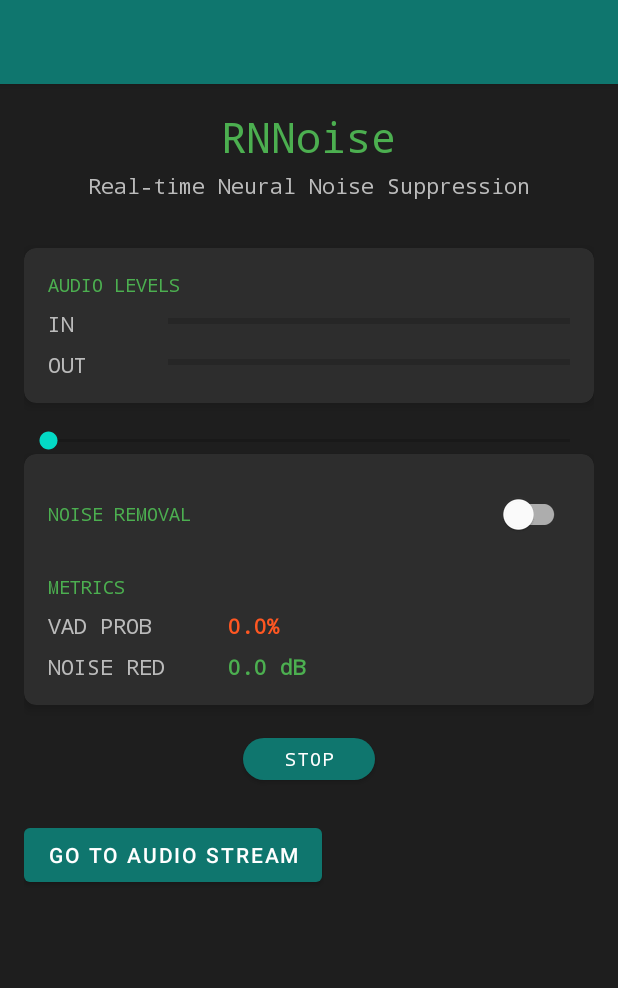
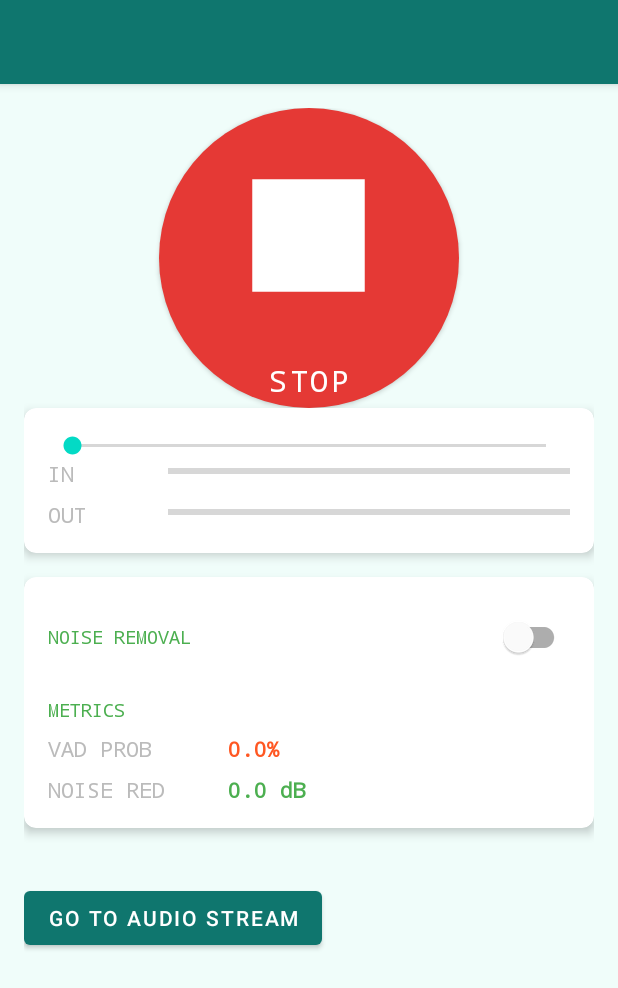
Before and after one commit to adeepabandara/Audion, an Android app: the HomeActivity screen opened directly, with no data from a screen before it, after a tap on "START", on a phone screen of 412 x 824 dp. Shown: the top 988 px of the screen. Run offline under Robolectric (Android 15) with nearby library versions, the phone set to English and light mode, and no system bars; 4 statements that could not run were skipped.

Commit message:
play/stop button UI

```diff
--- a/app/src/main/java/com/example/audion/HomeActivity.java
+++ b/app/src/main/java/com/example/audion/HomeActivity.java
@@ -24,6 +24,8 @@
 import android.content.Intent;
 
 import com.google.android.material.switchmaterial.SwitchMaterial;
+import com.google.android.material.button.MaterialButton;
+
 
 public class HomeActivity extends AppCompatActivity {
     private static final String TAG = "HomeActivity";
@@ -78,6 +80,7 @@
     });
 
         // Initialize UI elements
+
         toggleButton = findViewById(R.id.toggleButton);
         noiseRemovalSwitch = findViewById(R.id.noiseRemovalSwitch);
         inputLevelMeter = findViewById(R.id.inputLevelMeter);
@@ -113,7 +116,28 @@
         inputLevelMeter.setMax(Short.MAX_VALUE);
         outputLevelMeter.setMax(Short.MAX_VALUE);
 
-        toggleButton.setOnClickListener(v -> toggleProcessing());
+        toggleButton.setOnClickListener(v -> {
+            MaterialButton materialButton = (MaterialButton) toggleButton;
+
+            if (materialButton.getText().toString().equals("Start")) {
+                materialButton.setText("Stop");
+                materialButton.setIconResource(R.drawable.ic_stop);
+                materialButton.setBackgroundTintList(getResources().getColorStateList(R.color.red_circle)); // 🔴 Change to red
+            } else {
+                materialButton.setText("Start");
+                materialButton.setIconResource(R.drawable.ic_play);
+                materialButton.setBackgroundTintList(getResources().getColorStateList(R.color.green_circle)); // 🟢 Change to green
+            }
+
+            toggleProcessing();
+        });
+
+
+
+
+
+
+
         noiseRemovalSwitch.setOnCheckedChangeListener((buttonView, isChecked) -> {
             noiseRemovalEnabled = isChecked;
         });
@@ -168,6 +192,16 @@
         }
 
         // Initialize audio input
+        if (ActivityCompat.checkSelfPermission(this, Manifest.permission.RECORD_AUDIO) != PackageManager.PERMISSION_GRANTED) {
+            // TODO: Consider calling
+            //    ActivityCompat#requestPermissions
+            // here to request the missing permissions, and then overriding
+            //   public void onRequestPermissionsResult(int requestCode, String[] permissions,
+            //                                          int[] grantResults)
+            // to handle the case where the user grants the permission. See the documentation
+            // for ActivityCompat#requestPermissions for more details.
+            return;
+        }
         audioRecord = new AudioRecord(
                 MediaRecorder.AudioSource.MIC,
                 SAMPLE_RATE,
--- /dev/null
+++ b/app/src/main/res/drawable/circle_button_background.xml
@@ -0,0 +1,5 @@
+<?xml version="1.0" encoding="utf-8"?>
+<shape xmlns:android="http://schemas.android.com/apk/res/android"
+    android:shape="oval">
+    <solid android:color="#3F6F68"/>
+</shape>
--- /dev/null
+++ b/app/src/main/res/drawable/ic_play.xml
@@ -0,0 +1,10 @@
+<?xml version="1.0" encoding="utf-8"?>
+<vector xmlns:android="http://schemas.android.com/apk/res/android"
+    android:width="48dp"
+    android:height="48dp"
+    android:viewportWidth="48"
+    android:viewportHeight="48">
+    <path
+        android:fillColor="#FFFFFFFF"
+        android:pathData="M16,12v24l24,-12z"/>
+</vector>
--- /dev/null
+++ b/app/src/main/res/drawable/ic_stop.xml
@@ -0,0 +1,10 @@
+<?xml version="1.0" encoding="utf-8"?>
+<vector xmlns:android="http://schemas.android.com/apk/res/android"
+    android:width="48dp"
+    android:height="48dp"
+    android:viewportWidth="48"
+    android:viewportHeight="48">
+    <path
+        android:fillColor="#FFFFFFFF"
+        android:pathData="M12,12h24v24h-24z"/>
+</vector>
--- /dev/null
+++ b/app/src/main/res/drawable/toggle_icon_selector.xml
@@ -0,0 +1,5 @@
+<?xml version="1.0" encoding="utf-8"?>
+<selector xmlns:android="http://schemas.android.com/apk/res/android">
+    <item android:drawable="@drawable/ic_stop" android:state_checked="true"/>
+    <item android:drawable="@drawable/ic_play"/>
+</selector>
--- a/app/src/main/res/layout/activity_main.xml
+++ b/app/src/main/res/layout/activity_main.xml
@@ -5,33 +5,32 @@
     android:layout_height="match_parent"
     android:orientation="vertical"
     android:padding="16dp"
-    android:background="#1E1E1E">
+    android:background="#F0FDFA">
 
-    <TextView
-        android:layout_width="wrap_content"
-        android:layout_height="wrap_content"
-        android:text="RNNoise"
-        android:textSize="28sp"
-        android:textColor="#4CAF50"
+    <com.google.android.material.button.MaterialButton
+        android:id="@+id/toggleButton"
+        style="@style/Widget.MaterialComponents.Button"
+        android:layout_width="200dp"
+        android:layout_height="200dp"
+        android:layout_gravity="center"
+        android:gravity="center"
         android:fontFamily="monospace"
-        android:layout_gravity="center"
-        android:layout_marginBottom="4dp"/>
+        android:text="Start"
+        android:textSize="20sp"
+        android:textColor="@android:color/white"
+        android:background="@drawable/circle_button_background"
+        app:icon="@drawable/ic_play"
+        app:iconSize="150dp"
+        app:iconGravity="top"
 
-    <TextView
-        android:layout_width="wrap_content"
-        android:layout_height="wrap_content"
-        android:text="Real-time Neural Noise Suppression"
-        android:textSize="14sp"
-        android:textColor="#BBBBBB"
-        android:fontFamily="monospace"
-        android:layout_gravity="center"
-        android:layout_marginBottom="32dp"/>
+        />
+
 
     <androidx.cardview.widget.CardView
         android:layout_width="match_parent"
         android:layout_height="wrap_content"
         android:layout_marginBottom="16dp"
-        app:cardBackgroundColor="#2D2D2D"
+        app:cardBackgroundColor="#FFFFFF"
         app:cardCornerRadius="8dp"
         app:cardElevation="4dp">
 
@@ -41,34 +40,30 @@
             android:orientation="vertical"
             android:padding="16dp">
 
-            <TextView
-                android:layout_width="wrap_content"
-                android:layout_height="wrap_content"
-                android:text="AUDIO LEVELS"
-                android:textColor="#4CAF50"
-                android:textSize="12sp"
-                android:fontFamily="monospace"
-                android:layout_marginBottom="8dp"/>
+            <SeekBar
+                android:id="@+id/seekBar"
+                android:layout_width="match_parent"
+                android:layout_height="wrap_content" />
 
             <LinearLayout
                 android:layout_width="match_parent"
                 android:layout_height="wrap_content"
-                android:orientation="horizontal"
-                android:layout_marginBottom="8dp">
+                android:layout_marginBottom="8dp"
+                android:orientation="horizontal">
 
                 <TextView
                     android:layout_width="80dp"
                     android:layout_height="wrap_content"
+                    android:fontFamily="monospace"
                     android:text="IN"
-                    android:textColor="#BBBBBB"
-                    android:fontFamily="monospace"/>
+                    android:textColor="#BBBBBB" />
 
                 <ProgressBar
                     android:id="@+id/inputLevelMeter"
+                    style="@style/Widget.AppCompat.ProgressBar.Horizontal"
                     android:layout_width="match_parent"
                     android:layout_height="wrap_content"
-                    style="@style/Widget.AppCompat.ProgressBar.Horizontal"
-                    android:progressTint="#FF5722"/>
+                    android:progressTint="#FF5722" />
             </LinearLayout>
 
             <LinearLayout
@@ -79,30 +74,25 @@
                 <TextView
                     android:layout_width="80dp"
                     android:layout_height="wrap_content"
+                    android:fontFamily="monospace"
                     android:text="OUT"
-                    android:textColor="#BBBBBB"
-                    android:fontFamily="monospace"/>
+                    android:textColor="#BBBBBB" />
 
                 <ProgressBar
                     android:id="@+id/outputLevelMeter"
+                    style="@style/Widget.AppCompat.ProgressBar.Horizontal"
                     android:layout_width="match_parent"
                     android:layout_height="wrap_content"
-                    style="@style/Widget.AppCompat.ProgressBar.Horizontal"
-                    android:progressTint="#4CAF50"/>
+                    android:progressTint="#4CAF50" />
             </LinearLayout>
         </LinearLayout>
     </androidx.cardview.widget.CardView>
-
-    <SeekBar
-        android:id="@+id/seekBar"
-        android:layout_width="match_parent"
-        android:layout_height="wrap_content" />
 
     <androidx.cardview.widget.CardView
         android:layout_width="match_parent"
         android:layout_height="wrap_content"
         android:layout_marginBottom="16dp"
-        app:cardBackgroundColor="#2D2D2D"
+        app:cardBackgroundColor="#FFFFFF"
         app:cardCornerRadius="8dp"
         app:cardElevation="4dp">
 
@@ -195,17 +185,6 @@
         </LinearLayout>
     </androidx.cardview.widget.CardView>
 
-    <com.google.android.material.button.MaterialButton
-        android:id="@+id/toggleButton"
-        android:layout_width="wrap_content"
-        android:layout_height="40dp"
-        android:text="Start"
-        android:textSize="12sp"
-        android:fontFamily="monospace"
-        android:layout_gravity="center"
-        app:cornerRadius="20dp"
-        style="@style/Widget.MaterialComponents.Button"/>
-
     <Button
     android:id="@+id/gotoAudioStreamButton"
     android:layout_width="wrap_content"
--- a/app/src/main/res/values/colors.xml
+++ b/app/src/main/res/values/colors.xml
@@ -8,6 +8,9 @@
     <color name="black">#FF000000</color>
     <color name="white">#FFFFFFFF</color>
     <color name="primary">#0F766E</color>
+    <color name="green_circle">#3F6F68</color>
+    <color name="red_circle">#E53935</color>
+
 
 
 </resources>
```
